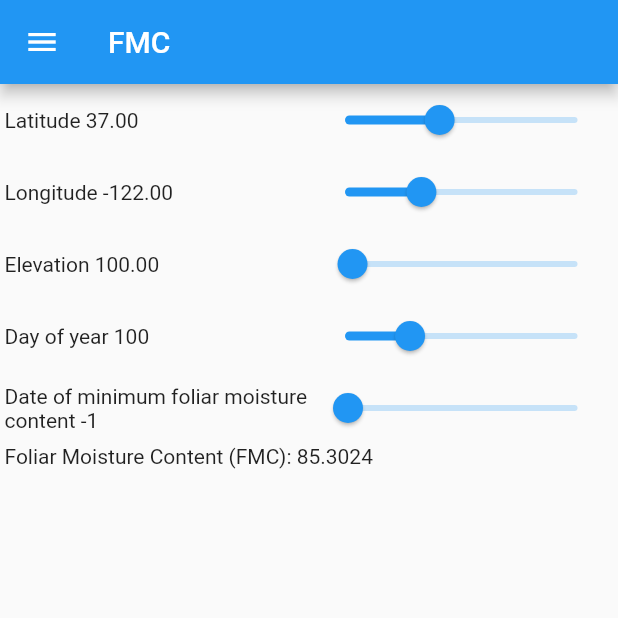
After one commit to bcgov/fbp-go, a Flutter app: the screen it shows after launch, in the side drawer, after a tap on "Foliar Moisture Content (FMC)", on a phone screen of 412 x 824 dp, the top half of it. The commit adds this screen. Run offline on Flutter 3.47's test engine with Material 2 defaults, Android fonts, the phone set to English and light mode, and no system bars; our stand-ins replace geolocator.

Commit message:
hacked together a quick fmc screen

```diff
--- /dev/null
+++ b/lib/fmc.dart
@@ -0,0 +1,119 @@
+import 'package:fire_behaviour_app/cffdrs/fmc_calc.dart';
+import 'package:flutter/material.dart';
+
+class FoliarMoistureContentState extends State<FoliarMoistureContent> {
+  double latitude = 37;
+  double longitude = -122;
+  double elevation = 100;
+  int dayOfYear = 100;
+  int dateOfMinimumFoliarMoistureContent = -1;
+
+  void _onLatitudeChanged(double latitude) {
+    setState(() {
+      this.latitude = latitude;
+    });
+  }
+
+  void _onLongitudeChanged(double longitude) {
+    setState(() {
+      this.longitude = longitude;
+    });
+  }
+
+  void _onElevationChanged(double elevation) {
+    setState(() {
+      this.elevation = elevation;
+    });
+  }
+
+  void _onDayOfYearChanged(double dayOfYear) {
+    setState(() {
+      this.dayOfYear = dayOfYear.floor();
+    });
+  }
+
+  void _onDateOfMinimumFoliarMoistureContentChanged(
+      double dateOfMinimumFoliarMoistureContent) {
+    setState(() {
+      this.dateOfMinimumFoliarMoistureContent =
+          dateOfMinimumFoliarMoistureContent.floor();
+    });
+  }
+
+  @override
+  Widget build(BuildContext context) {
+    double fmc = FMCcalc(latitude, longitude.abs(), elevation, dayOfYear,
+        dateOfMinimumFoliarMoistureContent.toDouble());
+    return Column(
+      children: [
+        Row(children: [
+          Expanded(child: Text('Latitude ${latitude.toStringAsFixed(2)}')),
+          Expanded(
+              child: Slider(
+                  value: latitude,
+                  onChanged: _onLatitudeChanged,
+                  label: latitude.toStringAsFixed(2),
+                  divisions: 89,
+                  min: 1,
+                  max: 90)),
+        ]),
+        Row(children: [
+          Expanded(child: Text('Longitude ${longitude.toStringAsFixed(2)}')),
+          Expanded(
+              child: Slider(
+                  value: longitude,
+                  onChanged: _onLongitudeChanged,
+                  label: longitude.toStringAsFixed(2),
+                  divisions: 179,
+                  min: -180,
+                  max: -1)),
+        ]),
+        Row(children: [
+          Expanded(child: Text('Elevation ${elevation.toStringAsFixed(2)}')),
+          Expanded(
+              child: Slider(
+                  value: elevation,
+                  onChanged: _onElevationChanged,
+                  label: elevation.toStringAsFixed(2),
+                  min: 0,
+                  divisions: 5000,
+                  max: 5000)),
+        ]),
+        Row(children: [
+          Expanded(child: Text('Day of year $dayOfYear')),
+          Expanded(
+              child: Slider(
+                  value: dayOfYear.toDouble(),
+                  onChanged: _onDayOfYearChanged,
+                  label: dayOfYear.toString(),
+                  divisions: 365,
+                  min: 0,
+                  max: 365)),
+        ]),
+        Row(children: [
+          Expanded(
+              child: Text(
+                  'Date of minimum foliar moisture content $dateOfMinimumFoliarMoistureContent')),
+          Expanded(
+              child: Slider(
+                  value: dateOfMinimumFoliarMoistureContent.toDouble(),
+                  onChanged: _onDateOfMinimumFoliarMoistureContentChanged,
+                  label: dateOfMinimumFoliarMoistureContent.toString(),
+                  divisions: 365,
+                  min: -1,
+                  max: 365)),
+        ]),
+        Row(children: [
+          Expanded(child: Text('Foliar Moisture Content (FMC): $fmc'))
+        ]),
+      ],
+    );
+  }
+}
+
+class FoliarMoistureContent extends StatefulWidget {
+  const FoliarMoistureContent({Key? key}) : super(key: key);
+
+  @override
+  FoliarMoistureContentState createState() => FoliarMoistureContentState();
+}
--- a/lib/main.dart
+++ b/lib/main.dart
@@ -2,6 +2,7 @@ import 'fbp_advanced.dart';
 import 'package:flutter/material.dart';
 import 'cffdrs/fbp_calc.dart';
 import 'fbp_basic.dart';
+import 'fmc.dart';
 
 void main() => runApp(const MyApp());
 
@@ -22,7 +23,7 @@ String getSecondaryText(FireBehaviourPredictionPrimary? prediction) {
   return '';
 }
 
-enum Section { basic, advanced, fwi, about }
+enum Section { basic, advanced, fwi, about, fmc }
 
 class HomePage extends StatefulWidget {
   const HomePage({Key? key}) : super(key: key);
@@ -46,6 +47,8 @@ class HomePageState extends State<HomePage> {
         return 'Fire Weather Index';
       case Section.about:
         return 'About';
+      case Section.fmc:
+        return 'FMC';
       default:
         throw Exception('Unknown section');
     }
@@ -78,6 +81,10 @@ class HomePageState extends State<HomePage> {
         return Container(
             padding: const EdgeInsets.only(left: edgeInset, right: edgeInset),
             child: const Text('FWI'));
+      case (Section.fmc):
+        return Container(
+            padding: const EdgeInsets.only(left: edgeInset, right: edgeInset),
+            child: const FoliarMoistureContent());
     }
   }
 
@@ -112,6 +119,11 @@ class HomePageState extends State<HomePage> {
                 _changeSection(Section.fwi);
               }),
           ListTile(
+              title: const Text('Foliar Moisture Content (FMC)'),
+              onTap: () {
+                _changeSection(Section.fmc);
+              }),
+          ListTile(
               title: const Text('About'),
               onTap: () {
                 _changeSection(Section.about);
```
